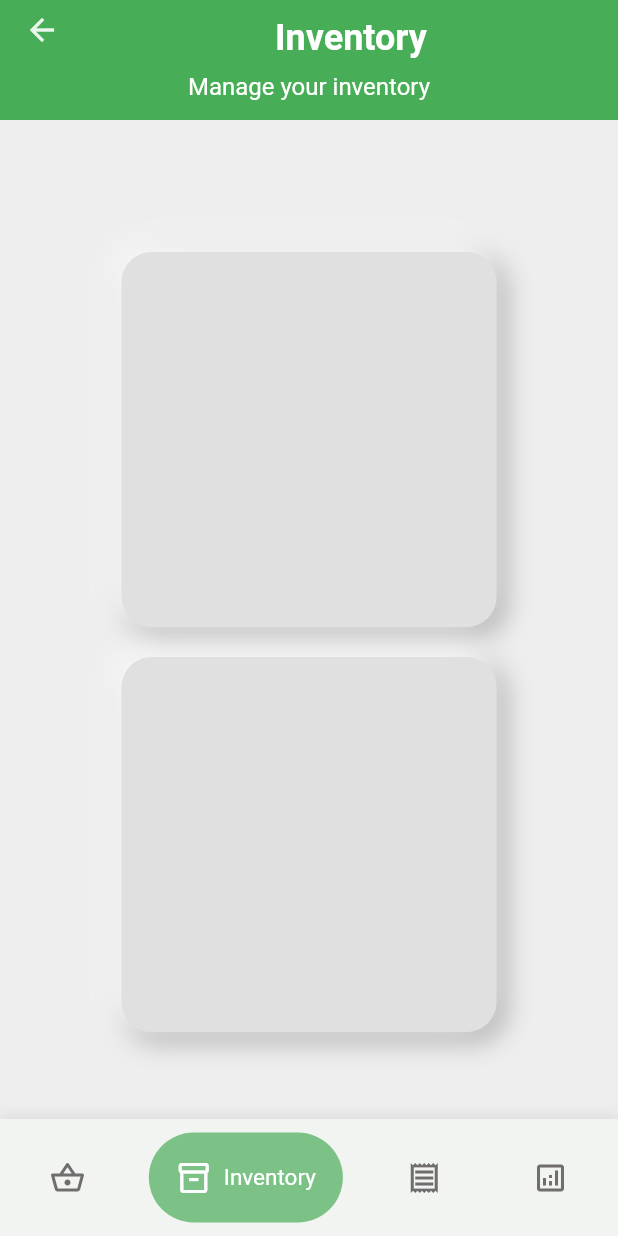
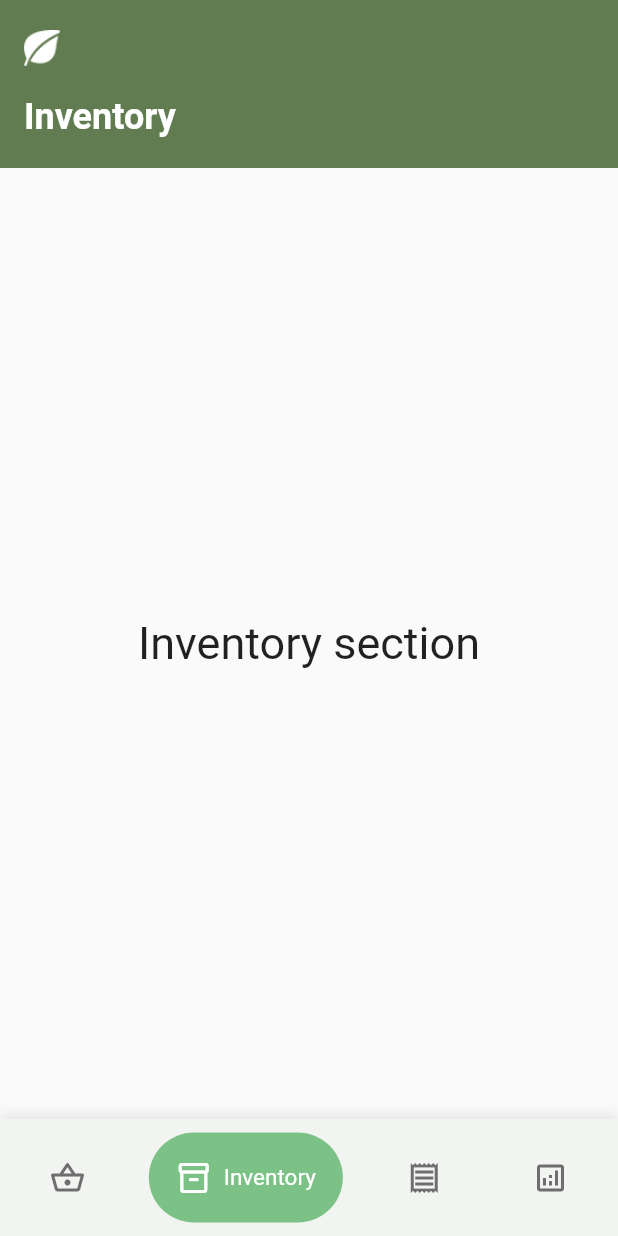
Before and after one commit to mechanixox/Plantdemic, a Flutter app: the HomePage screen opened by its route, item 2 of the bottom bar chosen, on a phone screen of 412 x 824 dp. Run offline on Flutter 3.47's test engine with Material 2 defaults, Android fonts, the light colour scheme and no system bars; drawn by our look-alikes of google_nav_bar; our stand-ins replace lottie; network calls fail; Roboto replaces fonts that are missing (Arial).

Commit message:
added app bar logo

```diff
--- a/plantdemic/lib/home_page.dart
+++ b/plantdemic/lib/home_page.dart
@@ -48,46 +48,24 @@ class _HomePageState extends State<HomePage> {
     return Scaffold(
       body: CustomScrollView(
         slivers: [
-          SliverAppBar(
-            backgroundColor: Color.fromRGBO(3, 89, 86, 1),
-            expandedHeight: 80,
-            pinned: true,
-            floating: true,
-            elevation: 0,
-            flexibleSpace: FlexibleSpaceBar(
-              background: Container(
-                color: Color.fromRGBO(71, 173, 86, 1),
+          SliverAppBar.medium(
+            backgroundColor: Color.fromRGBO(98, 124, 81, 1),
+            leading: IconButton(
+              onPressed: () {},
+              icon: Image.asset(
+                'assets/icons/leaf2.png',
+                width: 24,
+                height: 24,
               ),
             ),
-            title: Container(
-              padding: EdgeInsets.only(top: 30.0, bottom: 20.0),
-              alignment: Alignment.center,
-              child: Text(
+            centerTitle: true,
+            title: Text(
               appBarTitles[selectedIndex],
               style: TextStyle(
                 fontWeight: FontWeight.bold,
                 fontFamily: 'Arial',
                 fontSize: 24,
                 color: Colors.white,
-                ),
-              ),
-            ),
-            bottom: PreferredSize(
-              preferredSize: Size.fromHeight(40),
-              child: Container(
-                height: 40,
-                alignment: Alignment.center,
-                child: Padding(
-                  padding: const EdgeInsets.only(bottom: 5.0),
-                  child: Text(
-                    appBarLabels[selectedIndex],
-                    style: TextStyle(
-                      fontFamily: 'Arial',
-                      fontSize: 16,
-                      color: Colors.white,
-                    ),
-                  ),
-                ),
               ),
             ),
           ),
--- a/plantdemic/lib/tabs/inventory.dart
+++ b/plantdemic/lib/tabs/inventory.dart
@@ -5,67 +5,11 @@ class UserInventory extends StatelessWidget {
 
   @override
   Widget build(BuildContext context) {
-    return Scaffold(
-        backgroundColor: Colors.grey[200],
-        body: SizedBox(
-          child: Center(
-            child: Padding(
-              padding: EdgeInsets.only(top: 20.0, bottom: 10.0),
-              child: SingleChildScrollView(
-                child: Column(
-                  mainAxisAlignment: MainAxisAlignment.spaceEvenly,
-                  children: [
-                    SizedBox(height: 20),
-                    Container(
-                      height: 250,
-                      width: 250,
-                      decoration: BoxDecoration(
-                        color: Colors.grey[300],
-                        borderRadius: BorderRadius.circular(20),
-                        boxShadow: [
-                          BoxShadow(
-                            color: Colors.grey.shade500,
-                            offset: Offset(4.0, 4.0),
-                            blurRadius: 15,
-                            spreadRadius: 1,
-                          ),
-                          BoxShadow(
-                            color: Color.fromARGB(255, 255, 255, 255),
-                            offset: Offset(-4.0, -4.0),
-                            blurRadius: 15,
-                            spreadRadius: 1,
-                          ),
-                        ],
-                      ),
-                    ),
-                    SizedBox(height: 20),
-                    Container(
-                      height: 250,
-                      width: 250,
-                      decoration: BoxDecoration(
-                        color: Colors.grey[300],
-                        borderRadius: BorderRadius.circular(20),
-                        boxShadow: [
-                          BoxShadow(
-                            color: Colors.grey.shade500,
-                            offset: Offset(4.0, 4.0),
-                            blurRadius: 15,
-                            spreadRadius: 1,
-                          ),
-                          BoxShadow(
-                            color: Color.fromARGB(255, 255, 255, 255),
-                            offset: Offset(-4.0, -4.0),
-                            blurRadius: 15,
-                            spreadRadius: 1,
-                          ),
-                        ],
-                      ),
-                    ),
-                  ],
-                ),
-              ),
-            ),
-          ),
-        ));
+    return Center(
+      child: Text(
+        'Inventory section',
+        style: TextStyle(fontSize: 30),
+      ),
+    );
   }
 }
--- a/plantdemic/pubspec.yaml
+++ b/plantdemic/pubspec.yaml
@@ -53,12 +53,16 @@ dev_dependencies:
 
 # The following section is specific to Flutter packages.
 flutter:
+  assets:
+  - assets/icons/
 
   # The following line ensures that the Material Icons font is
   # included with your application, so that you can use the icons in
   # the material Icons class.
   uses-material-design: true
 
+assets:
+  - assets/icons/
   # To add assets to your application, add an assets section, like this:
   #   - images/a_dot_ham.jpeg
 
```
Also changed, not shown: plantdemic/lib/main.dart (+8 -1 lines), plantdemic/lib/tabs/delivery.dart (+4 -45 lines), plantdemic/assets/icons/leaf.png (added), plantdemic/assets/icons/leaf2.png (added), 1 other file. Lines whose indentation alone changed are shown as unchanged.
